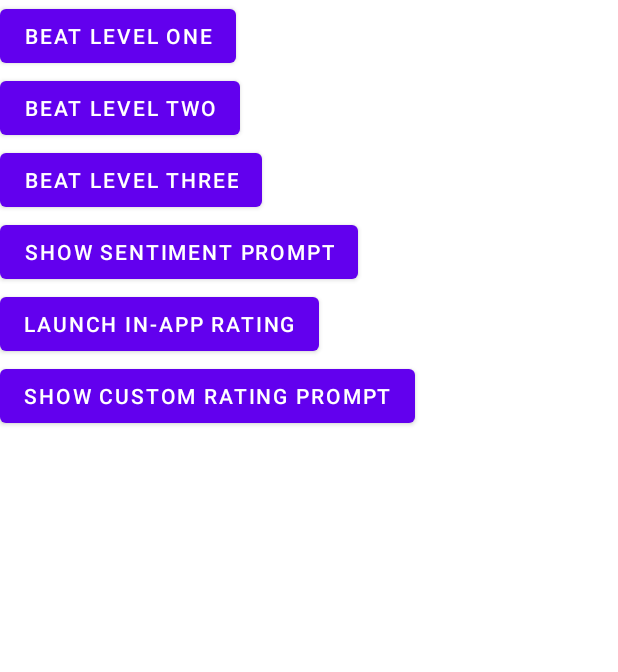
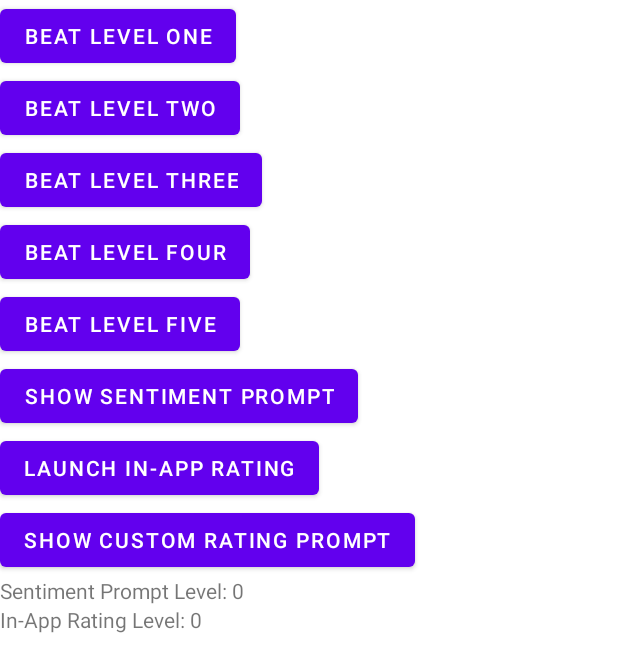
Before and after one commit to ratingrecipes/ratingrecipes, an Android app: the layout activity_main.xml on its own in the app's theme, with its tools: preview values and no code run, on a phone screen of 412 x 824 dp. Shown: the top 672 px of the screen. Run offline under Robolectric (Android 15) with nearby library versions, the phone set to English and light mode, and no system bars.

Commit message:
More Personalization exploration

```diff
--- a/android/app/src/main/AndroidManifest.xml
+++ b/android/app/src/main/AndroidManifest.xml
@@ -3,7 +3,7 @@
     package="com.ratingrecipes">
 
     <application
-        android:allowBackup="true"
+        android:allowBackup="false"
         android:icon="@mipmap/ic_launcher"
         android:label="@string/app_name"
         android:roundIcon="@mipmap/ic_launcher_round"
--- a/android/app/src/main/res/layout/activity_main.xml
+++ b/android/app/src/main/res/layout/activity_main.xml
@@ -34,6 +34,18 @@
             android:text="Beat Level Three" />
 
         <Button
+            android:id="@+id/beatLevelFour"
+            android:layout_width="wrap_content"
+            android:layout_height="wrap_content"
+            android:text="Beat Level Four" />
+
+        <Button
+            android:id="@+id/beatLevelFive"
+            android:layout_width="wrap_content"
+            android:layout_height="wrap_content"
+            android:text="Beat Level Five" />
+
+        <Button
             android:id="@+id/sentimentPrompt"
             android:layout_width="wrap_content"
             android:layout_height="wrap_content"
@@ -51,6 +63,18 @@
             android:layout_height="wrap_content"
             android:text="Show Custom Rating Prompt"
             app:layout_constraintTop_toBottomOf="@id/inAppRating" />
+
+        <TextView
+            android:id="@+id/sentimentPromptLevel"
+            android:layout_width="wrap_content"
+            android:layout_height="wrap_content"
+            android:text="Sentiment Prompt Level: 0" />
+
+        <TextView
+            android:id="@+id/inAppRatingLevel"
+            android:layout_width="wrap_content"
+            android:layout_height="wrap_content"
+            android:text="In-App Rating Level: 0" />
     </LinearLayout>
 
 </androidx.constraintlayout.widget.ConstraintLayout>
```
Also changed, not shown: android/app/src/main/java/com/ratingrecipes/MainActivity.kt (+33 -5 lines).
